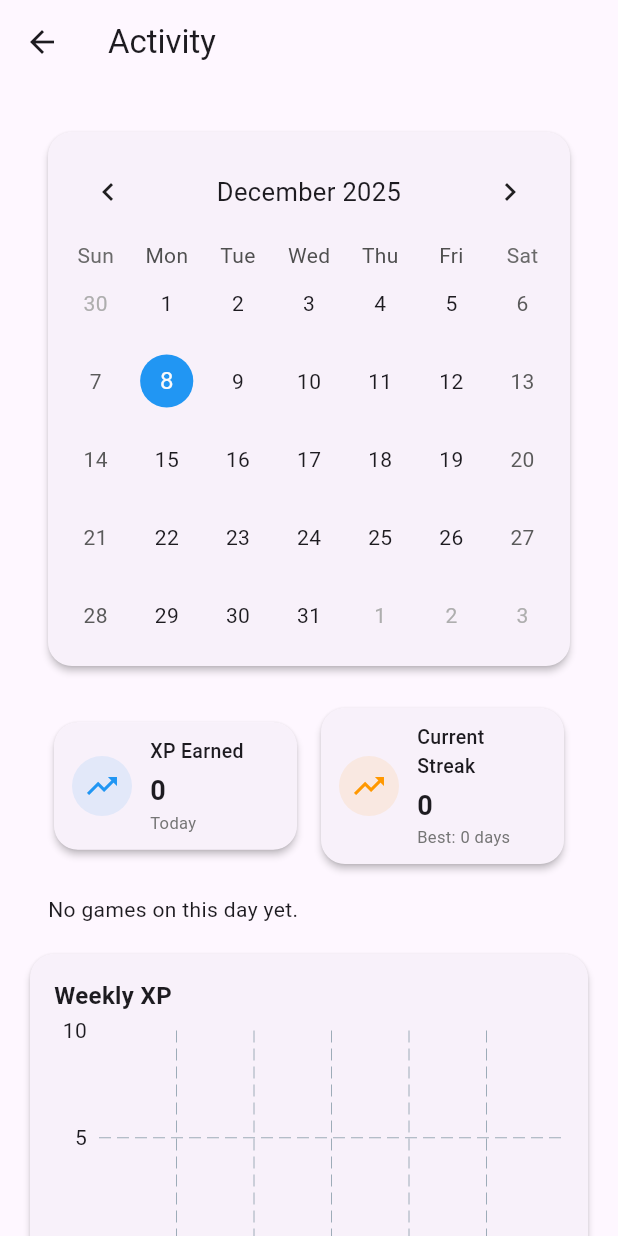
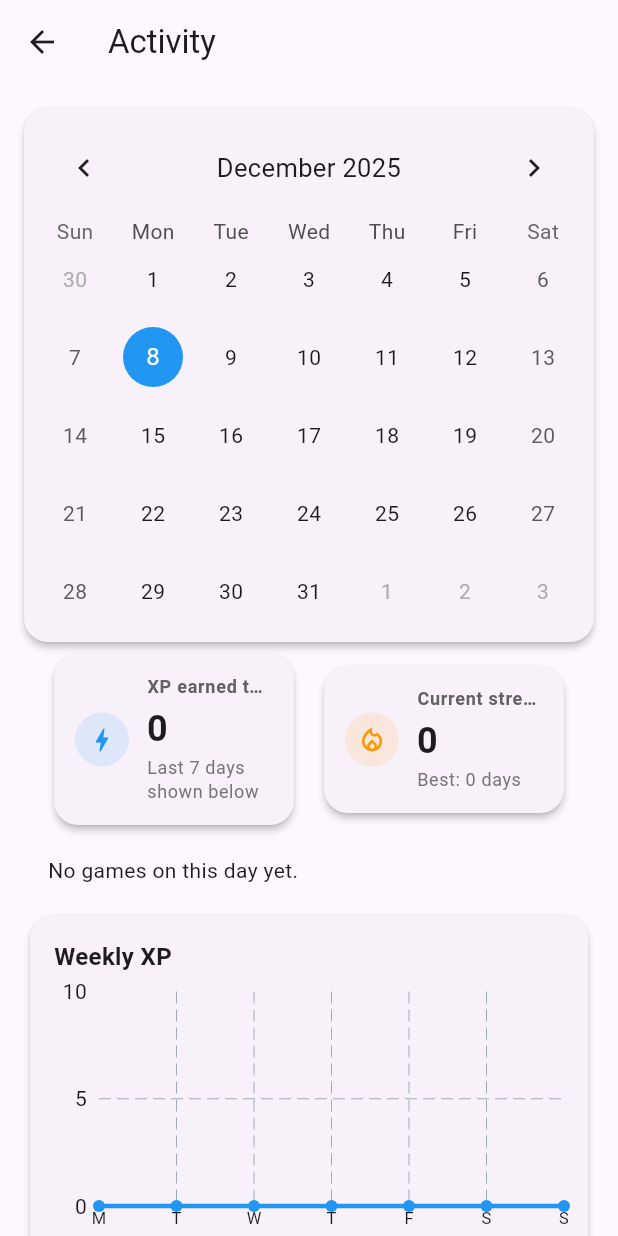
Before and after one commit to marp/matem_appka, a Flutter app: the ActivityPage screen opened by its route, on a phone screen of 412 x 824 dp. Run offline on Flutter 3.47's test engine with Material 3 defaults, Android fonts, the light colour scheme and no system bars; drawn by our look-alikes of fl_chart, table_calendar; our stand-ins replace audioplayers, flutter_svg, google_fonts, package_info_plus, shared_preferences; missing offline and left inert: back_button_interceptor; accounts and stored records are empty.

Commit message:
code refactor

```diff
--- a/lib/pages/activity_page.dart
+++ b/lib/pages/activity_page.dart
@@ -2,7 +2,7 @@
 import 'package:table_calendar/table_calendar.dart';
 import 'package:fl_chart/fl_chart.dart';
 import 'package:matem_appka/model/game_session.dart';
-import 'package:matem_appka/util/activity_service.dart';
+import 'package:matem_appka/services/activity_service.dart';
 
 class ActivityPage extends StatefulWidget {
   const ActivityPage({super.key});
@@ -62,11 +62,10 @@
               child: ListView(
                 padding: const EdgeInsets.all(16),
                 children: [
-            _buildCalendarCard(),
-            const SizedBox(height: 8),
-            _buildSummaryRow(),
-            const SizedBox(height: 8),
-
+                  _buildCalendarCard(),
+                  const SizedBox(height: 4),
+                  _buildSummaryRow(),
+                  const SizedBox(height: 8),
                   _buildDaySessionsList(),
                   const SizedBox(height: 8),
                   _buildWeeklyActivityChart(),
@@ -83,7 +82,7 @@
 
   Widget _buildCalendarCard() {
     return Card(
-      margin: const EdgeInsets.all(16),
+      margin: EdgeInsets.zero,
       elevation: 2,
       shape: RoundedRectangleBorder(borderRadius: BorderRadius.circular(16)),
       child: Padding(
@@ -141,22 +140,25 @@
     return Padding(
       padding: const EdgeInsets.symmetric(horizontal: 16),
       child: Row(
+        crossAxisAlignment: CrossAxisAlignment.center,
         children: [
           Expanded(
             child: _buildSummaryCard(
-              title: 'XP Earned',
+              title: 'XP earned today',
               value: '$todayXp',
-              subtitle: 'Today',
+              subtitle: 'Last 7 days shown below',
               color: Colors.blue,
+              icon: Icons.bolt_outlined,
             ),
           ),
-          const SizedBox(width: 8),
+          const SizedBox(width: 12),
           Expanded(
             child: _buildSummaryCard(
-              title: 'Current Streak',
+              title: 'Current streak',
               value: '$currentStreak',
               subtitle: 'Best: $bestStreak days',
               color: Colors.orange,
+              icon: Icons.local_fire_department_outlined,
             ),
           ),
         ],
@@ -169,38 +171,51 @@
     required String value,
     required String subtitle,
     required Color color,
+    required IconData icon,
   }) {
+    final theme = Theme.of(context);
+
     return Card(
       elevation: 2,
       shape: RoundedRectangleBorder(borderRadius: BorderRadius.circular(16)),
       child: Padding(
-        padding: const EdgeInsets.symmetric(horizontal: 12, vertical: 10),
+        padding: const EdgeInsets.symmetric(horizontal: 14, vertical: 14),
         child: Row(
+          crossAxisAlignment: CrossAxisAlignment.center,
           children: [
             CircleAvatar(
-              backgroundColor: color.withOpacity(0.1),
-              child: Icon(Icons.trending_up, color: color),
+              radius: 18,
+              backgroundColor: color.withValues(alpha: 0.12),
+              child: Icon(icon, color: color, size: 20),
             ),
             const SizedBox(width: 12),
             Expanded(
               child: Column(
                 crossAxisAlignment: CrossAxisAlignment.start,
+                mainAxisSize: MainAxisSize.min,
                 children: [
-                  Text(title,
-                      style: const TextStyle(
-                          fontSize: 13, fontWeight: FontWeight.w500)),
+                  Text(
+                    title,
+                    maxLines: 1,
+                    overflow: TextOverflow.ellipsis,
+                    style: theme.textTheme.labelMedium?.copyWith(
+                      fontWeight: FontWeight.w600,
+                      color: Colors.grey.shade700,
+                    ),
+                  ),
                   const SizedBox(height: 4),
                   Text(
                     value,
-                    style: const TextStyle(
-                      fontSize: 18,
+                    style: theme.textTheme.headlineSmall?.copyWith(
                       fontWeight: FontWeight.bold,
                     ),
                   ),
+                  const SizedBox(height: 2),
                   Text(
                     subtitle,
-                    style: TextStyle(
-                      fontSize: 11,
+                    maxLines: 2,
+                    overflow: TextOverflow.ellipsis,
+                    style: theme.textTheme.bodySmall?.copyWith(
                       color: Colors.grey.shade600,
                     ),
                   ),
@@ -276,7 +291,7 @@
                         dotData: FlDotData(show: true),
                         belowBarData: BarAreaData(
                           show: true,
-                          color: Colors.blue.withOpacity(0.15),
+                          color: Colors.blue.withValues(alpha: 0.15),
                         ),
                         spots: [
                           for (int i = 0; i < 7; i++)
--- a/lib/pages/dev_sessions_page.dart
+++ b/lib/pages/dev_sessions_page.dart
@@ -4,7 +4,7 @@
 import 'package:intl/intl.dart';
 import 'package:matem_appka/const/game.dart';
 import 'package:matem_appka/model/game_session.dart';
-import 'package:matem_appka/util/activity_service.dart';
+import 'package:matem_appka/services/activity_service.dart';
 
 class DevSessionsPage extends StatefulWidget {
   const DevSessionsPage({super.key});
--- a/lib/pages/game_page.dart
+++ b/lib/pages/game_page.dart
@@ -6,9 +6,9 @@
 import 'package:matem_appka/const/game.dart';
 import 'package:matem_appka/util/my_button.dart';
 import 'package:matem_appka/util/result_message.dart';
-import 'package:matem_appka/util/audio_service.dart';
-import 'package:matem_appka/util/xp_service.dart';
-import 'package:matem_appka/util/activity_service.dart';
+import 'package:matem_appka/services/audio_service.dart';
+import 'package:matem_appka/services/xp_service.dart';
+import 'package:matem_appka/services/activity_service.dart';
 
 import '../const/colors.dart';
 import '../model/game_session.dart';
--- a/lib/pages/highscores_page.dart
+++ b/lib/pages/highscores_page.dart
@@ -1,6 +1,6 @@
 import 'package:flutter/material.dart';
 import 'package:matem_appka/model/game_session.dart';
-import 'package:matem_appka/util/activity_service.dart';
+import 'package:matem_appka/services/activity_service.dart';
 
 class HighScoresPage extends StatefulWidget {
   const HighScoresPage({super.key});
--- a/lib/pages/home_page.dart
+++ b/lib/pages/home_page.dart
@@ -1,8 +1,8 @@
 import 'package:flutter/material.dart';
 import 'package:google_fonts/google_fonts.dart';
 import '../const/game.dart';
-import '../util/streak_service.dart';
-import '../util/xp_service.dart';
+import '../services/streak_service.dart';
+import '../services/xp_service.dart';
 
 class HomePage extends StatefulWidget {
   const HomePage({super.key});
--- a/lib/pages/settings_page.dart
+++ b/lib/pages/settings_page.dart
@@ -1,7 +1,7 @@
 import 'package:flutter/material.dart';
-import 'package:matem_appka/util/audio_service.dart';
-import 'package:matem_appka/util/xp_service.dart';
-import 'package:matem_appka/util/activity_service.dart';
+import 'package:matem_appka/services/audio_service.dart';
+import 'package:matem_appka/services/xp_service.dart';
+import 'package:matem_appka/services/activity_service.dart';
 import 'package:shared_preferences/shared_preferences.dart';
 
 class SettingsPage extends StatefulWidget {
--- a/lib/util/activity_service.dart
+++ /dev/null
@@ -1,98 +0,0 @@
-import 'package:shared_preferences/shared_preferences.dart';
-
-import '../model/game_session.dart';
-import 'streak_service.dart';
-
-class ActivityService {
-  ActivityService._internal();
-  static final ActivityService _instance = ActivityService._internal();
-  factory ActivityService() => _instance;
-
-  static const String _kSessionsKey = 'activity_sessions_v1';
-
-  final List<GameSession> _sessions = <GameSession>[];
-
-  List<GameSession> get sessions => List.unmodifiable(_sessions);
-
-  // DEBUG ONLY: zwraca listę mutowalną, używaną przez dev page
-  List<GameSession> get debugMutableSessions => _sessions;
-
-  Future<void> initialize() async {
-    final prefs = await SharedPreferences.getInstance();
-    final raw = prefs.getString(_kSessionsKey);
-    if (raw != null && raw.isNotEmpty) {
-      _sessions
-        ..clear()
-        ..addAll(GameSession.decodeList(raw));
-    }
-  }
-
-  Future<void> addSession(GameSession session) async {
-    _sessions.add(session);
-    await _save();
-    await StreakService().updateForToday();
-  }
-
-  Future<void> resetSessions() async {
-    _sessions.clear();
-    final prefs = await SharedPreferences.getInstance();
-    await prefs.remove(_kSessionsKey);
-  }
-
-  Map<DateTime, List<GameSession>> sessionsByDayInRange(
-      DateTime from, DateTime to) {
-    final start = _dayOnly(from);
-    final end = _dayOnly(to);
-    final Map<DateTime, List<GameSession>> byDay = {};
-
-    for (final s in _sessions) {
-      final d = _dayOnly(s.playedAt);
-      if (d.isBefore(start) || d.isAfter(end)) continue;
-      byDay.putIfAbsent(d, () => <GameSession>[]).add(s);
-    }
-
-    return byDay;
-  }
-
-  List<GameSession> sessionsForDay(DateTime day) {
-    final dayOnly = _dayOnly(day);
-    return _sessions
-        .where((s) => _isSameDay(s.playedAt, dayOnly))
-        .toList(growable: false);
-  }
-
-  int xpForDay(DateTime day) {
-    return sessionsForDay(day).fold(0, (sum, s) => sum + s.xpEarned);
-  }
-
-  List<int> xpForLast7Days() {
-    final now = DateTime.now();
-    final today = _dayOnly(now);
-    final List<int> xp = List<int>.filled(7, 0);
-
-    for (int i = 0; i < 7; i++) {
-      final d = today.subtract(Duration(days: 6 - i));
-      xp[i] = xpForDay(d);
-    }
-
-    return xp;
-  }
-
-  int get currentStreak => StreakService().currentStreak;
-
-  int get bestStreak => StreakService().bestStreak;
-
-  Future<void> _save() async {
-    final prefs = await SharedPreferences.getInstance();
-    await prefs.setString(_kSessionsKey, GameSession.encodeList(_sessions));
-  }
-
-  // DEBUG ONLY: wymusza zapis aktualnej listy sesji (np. po ręcznych edycjach)
-  Future<void> debugSaveSessions() => _save();
-
-  DateTime _dayOnly(DateTime d) => DateTime(d.year, d.month, d.day);
-
-  bool _isSameDay(DateTime a, DateTime b) {
-    return a.year == b.year && a.month == b.month && a.day == b.day;
-  }
-}
--- a/lib/util/streak_service.dart
+++ /dev/null
@@ -1,96 +0,0 @@
-import 'package:shared_preferences/shared_preferences.dart';
-
-class StreakService {
-  StreakService._internal();
-  static final StreakService _instance = StreakService._internal();
-  factory StreakService() => _instance;
-
-  static const String _kCurrentStreakKey = 'streak_current';
-  static const String _kBestStreakKey = 'streak_best';
-  static const String _kLastPlayedDateKey = 'streak_last_played';
-
-  int _currentStreak = 0;
-  int _bestStreak = 0;
-  String? _lastPlayedDate;
-
-  int get currentStreak => _currentStreak;
-  int get bestStreak => _bestStreak;
-  String? get lastPlayedDate => _lastPlayedDate;
-
-  Future<void> initialize() async {
-    final prefs = await SharedPreferences.getInstance();
-    _currentStreak = prefs.getInt(_kCurrentStreakKey) ?? 0;
-    _bestStreak = prefs.getInt(_kBestStreakKey) ?? 0;
-    _lastPlayedDate = prefs.getString(_kLastPlayedDateKey);
-  }
-
-  Future<void> updateForToday() async {
-    final prefs = await SharedPreferences.getInstance();
-
-    final now = DateTime.now();
-    final today = DateTime(now.year, now.month, now.day);
-    final todayStr = _formatDate(today);
-
-    if (_lastPlayedDate == null) {
-      _currentStreak = 1;
-      _bestStreak = 1;
-      _lastPlayedDate = todayStr;
-      await _save(prefs);
-      return;
-    }
-
-    if (_lastPlayedDate == todayStr) {
-      // Already counted today
-      return;
-    }
-
-    final last = _parseDate(_lastPlayedDate!);
-    final yesterday = today.subtract(const Duration(days: 1));
-
-    if (last.year == yesterday.year && last.month == yesterday.month && last.day == yesterday.day) {
-      // consecutive day
-      _currentStreak += 1;
-    } else {
-      // break in streak
-      _currentStreak = 1;
-    }
-
-    if (_currentStreak > _bestStreak) {
-      _bestStreak = _currentStreak;
-    }
-
-    _lastPlayedDate = todayStr;
-    await _save(prefs);
-  }
-
-  Future<void> reset() async {
-    final prefs = await SharedPreferences.getInstance();
-    _currentStreak = 0;
-    _bestStreak = 0;
-    _lastPlayedDate = null;
-    await prefs.remove(_kCurrentStreakKey);
-    await prefs.remove(_kBestStreakKey);
-    await prefs.remove(_kLastPlayedDateKey);
-  }
-
-  Future<void> _save(SharedPreferences prefs) async {
-    await prefs.setInt(_kCurrentStreakKey, _currentStreak);
-    await prefs.setInt(_kBestStreakKey, _bestStreak);
-    await prefs.setString(_kLastPlayedDateKey, _lastPlayedDate!);
-  }
-
-  String _formatDate(DateTime date) {
-    final y = date.year.toString().padLeft(4, '0');
-    final m = date.month.toString().padLeft(2, '0');
-    final d = date.day.toString().padLeft(2, '0');
-    return '$y-$m-$d';
-  }
-
-  DateTime _parseDate(String value) {
-    final parts = value.split('-');
-    final year = int.parse(parts[0]);
-    final month = int.parse(parts[1]);
-    final day = int.parse(parts[2]);
-    return DateTime(year, month, day);
-  }
-}
```
Also changed, not shown: lib/util/audio_service.dart (deleted, +0 -110 lines).
